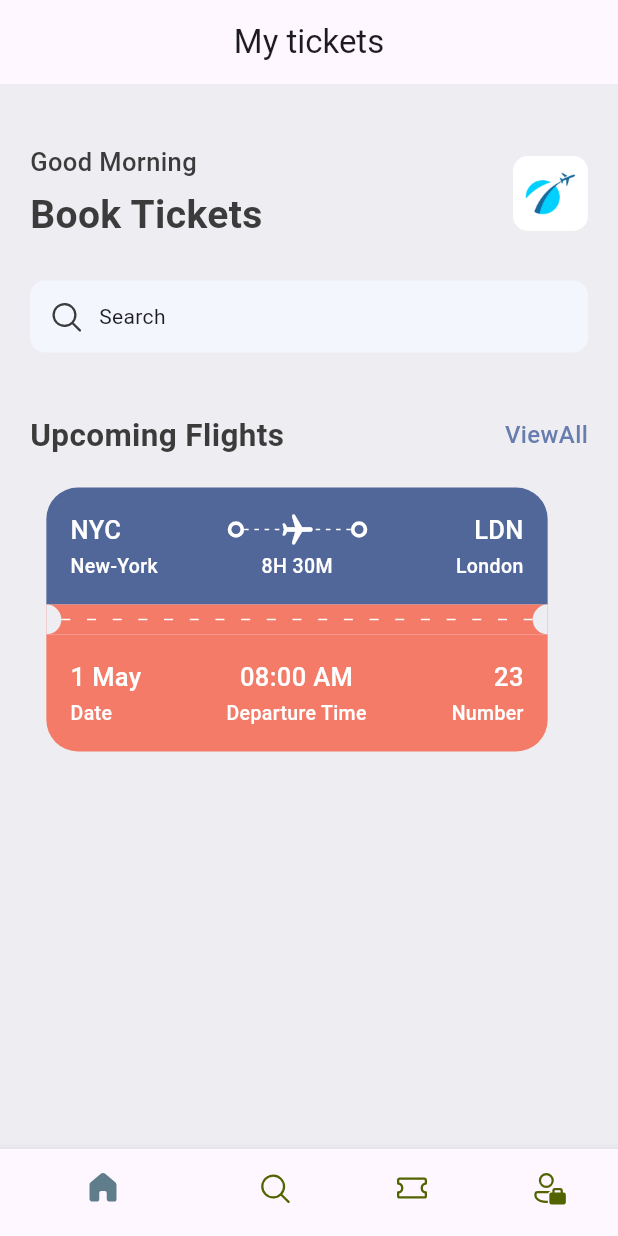
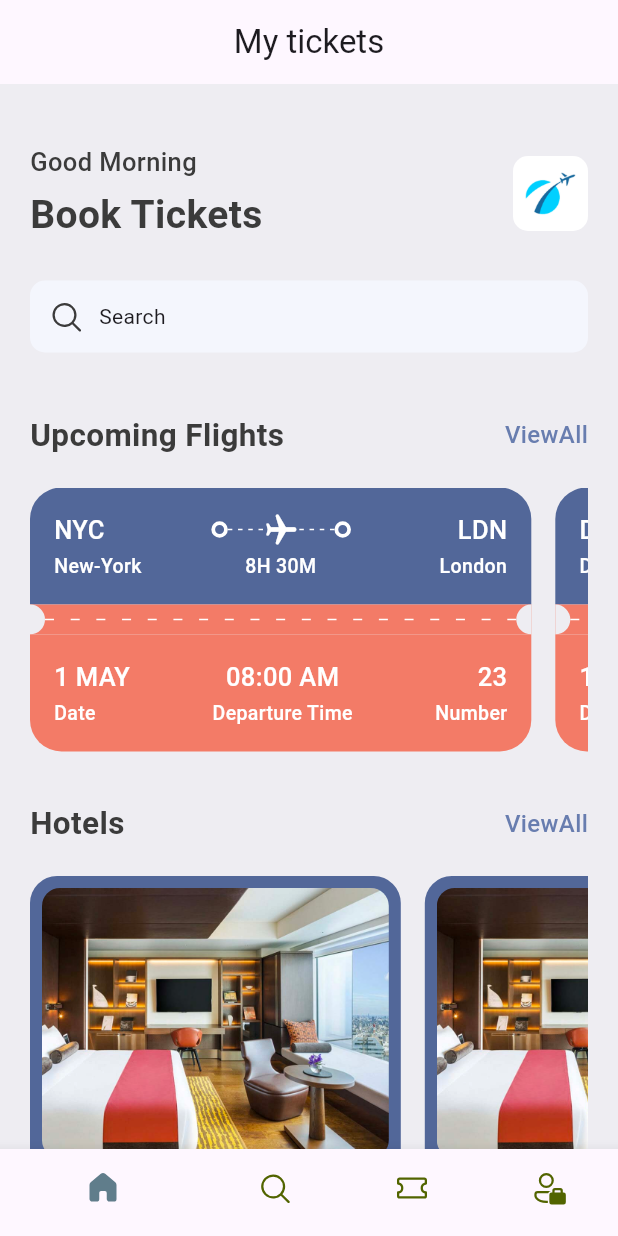
Before and after one commit to ChamikaGit/ticket-app-flutter, a Flutter app: the screen it shows after launch, on a phone screen of 412 x 824 dp. Run offline on Flutter 3.47's test engine with Material 3 defaults, Android fonts, the phone set to English and light mode, and no system bars; our stand-ins replace fluentui_icons.

Commit message:
home page hotel data added with UI

```diff
--- a/lib/base/res/media.dart
+++ b/lib/base/res/media.dart
@@ -1,5 +1,6 @@
-class AppMedia{
+class AppMedia {
   //const means in runtime it's not change and static means without class instance we can access the variable
-  static const _baseImage = "assets/images";
-  static const logo = "$_baseImage/logo.png";
+  static const _baseImage = 'assets/images';
+  static const logo = '$_baseImage/logo.png';
+  static const hotelRoom = '$_baseImage/hotel_room.png';
 }
--- a/lib/base/res/styles/app_styles.dart
+++ b/lib/base/res/styles/app_styles.dart
@@ -9,6 +9,7 @@ class AppStyles {
 
   static Color ticketOrange = const Color(0xfff37b67);
   static Color ticketBlue = const Color(0xFF526799);
+  static Color kakiColor = const Color(0xFFd2bdb6);
 
   static TextStyle textStyle =
   TextStyle(fontSize: 16, fontWeight: FontWeight.w500, color: textColor);//default textstyle
--- /dev/null
+++ b/lib/base/utils/app_json.dart
@@ -0,0 +1,108 @@
+List<Map<String, dynamic>> ticketList = [
+  {
+    'from': {
+      'code':"NYC",
+      'name':"New-York"
+    },
+    'to': {
+      'code':"LDN",
+      'name':"London"
+    },
+    'flying_time': '8H 30M',
+    'date': "1 MAY",
+    'departure_time':"08:00 AM",
+    "number":23
+  },
+  {
+    'from': {
+      'code':"DK",
+      'name':"Dhaka"
+    },
+    'to': {
+      'code':"SH",
+      'name':"Shanghai"
+    },
+    'flying_time': '4H 20M',
+    'date': "10 MAY",
+    'departure_time':"09:00 AM",
+    "number":45
+  },
+  {
+    'from': {
+      'code':"DK",
+      'name':"Dhaka"
+    },
+    'to': {
+      'code':"SH",
+      'name':"Shanghai"
+    },
+    'flying_time': '4H 20M',
+    'date': "10 MAY",
+    'departure_time':"09:00 AM",
+    "number":45
+  },
+  {
+    'from': {
+      'code':"DK",
+      'name':"Dhaka"
+    },
+    'to': {
+      'code':"SH",
+      'name':"Shanghai"
+    },
+    'flying_time': '4H 20M',
+    'date': "10 MAY",
+    'departure_time':"09:00 AM",
+    "number":45
+  },
+  {
+    'from': {
+      'code':"DK",
+      'name':"Dhaka"
+    },
+    'to': {
+      'code':"SH",
+      'name':"Shanghai"
+    },
+    'flying_time': '4H 20M',
+    'date': "10 MAY",
+    'departure_time':"09:00 AM",
+    "number":45
+  },
+  {
+    'from': {
+      'code':"DK",
+      'name':"Dhaka"
+    },
+    'to': {
+      'code':"SH",
+      'name':"Shanghai"
+    },
+    'flying_time': '4H 20M',
+    'date': "10 MAY",
+    'departure_time':"09:00 AM",
+    "number":45
+  },
+];
+
+
+List<Map<String, dynamic>> hotelList = [
+  {
+    'image': 'one.png',
+    'place': 'Open Space',
+    'destination': 'London',
+    'price': 25
+  },
+  {
+    'image': 'two.png',
+    'place': 'Global Will',
+    'destination': 'London',
+    'price': 40
+  },
+  {
+    'image': 'three.png',
+    'place': 'Tallest Building',
+    'destination': 'Dubai',
+    'price': 68
+  },
+];
--- a/lib/base/widgets/app_double_text.dart
+++ b/lib/base/widgets/app_double_text.dart
@@ -4,9 +4,10 @@ import 'package:flutter/material.dart';
 import '../res/styles/app_styles.dart';
 
 class AppDoubleText extends StatelessWidget {
-  const AppDoubleText({super.key, required this.bigText, required this.smallText});
+  const AppDoubleText({super.key, required this.bigText, required this.smallText, this.onTap});
   final String bigText;
   final String smallText;
+  final VoidCallback? onTap;
 
   @override
   Widget build(BuildContext context) {
@@ -14,9 +15,7 @@ class AppDoubleText extends StatelessWidget {
       mainAxisAlignment: MainAxisAlignment.spaceBetween,
       children: [
         Text(bigText, style: AppStyles.headLineStyle2),
-        InkWell(onTap: (){
-
-        },
+        InkWell(onTap: onTap,
         child: Text(smallText, style: AppStyles.textStyle.copyWith(
           color: AppStyles.primaryColor
         )))
--- a/lib/base/widgets/ticket_view.dart
+++ b/lib/base/widgets/ticket_view.dart
@@ -9,7 +9,10 @@ import 'big_circle.dart';
 import 'big_dot.dart';
 
 class TicketView extends StatelessWidget {
-  const TicketView({super.key});
+  final Map<String, dynamic> ticket;
+  final bool wholeScreen;
+
+  const TicketView({super.key, required this.ticket, this.wholeScreen = false});
 
   @override
   Widget build(BuildContext context) {
@@ -22,7 +25,7 @@ class TicketView extends StatelessWidget {
       width: size.width * 0.85,
       height: 189,
       child: Container(
-        margin: const EdgeInsets.only(right: 16),
+        margin: EdgeInsets.only(right: wholeScreen == true ? 0 : 16),
         child: Column(
           children: [
             //blue part of the ticket
@@ -39,7 +42,7 @@ class TicketView extends StatelessWidget {
                   Row(
                     // mainAxisAlignment: MainAxisAlignment.spaceBetween,
                     children: [
-                      const TextStyleThird(text: "NYC"),
+                      TextStyleThird(text: ticket["from"]["code"]),
                       Expanded(child: Container()),
                       //this widget used for moving items in evenly spacing
                       const BigDot(),
@@ -63,7 +66,7 @@ class TicketView extends StatelessWidget {
                       )),
                       const BigDot(),
                       Expanded(child: Container()),
-                      const TextStyleThird(text: "LDN")
+                      TextStyleThird(text: ticket["to"]["code"])
                     ],
                   ),
                   const SizedBox(height: 3),
@@ -71,15 +74,16 @@ class TicketView extends StatelessWidget {
                   Row(
                     // mainAxisAlignment: MainAxisAlignment.spaceBetween,
                     children: [
-                      const SizedBox(
-                          width: 100, child: TextStyleFourth(text: "New-York")),
+                      SizedBox(
+                          width: 100,
+                          child: TextStyleFourth(text: ticket["from"]["name"])),
                       Expanded(child: Container()),
-                      const TextStyleFourth(text: "8H 30M"),
+                      TextStyleFourth(text: ticket["flying_time"]),
                       Expanded(child: Container()),
-                      const SizedBox(
+                      SizedBox(
                           width: 100,
                           child: TextStyleFourth(
-                            text: "London",
+                            text: ticket["to"]["name"],
                             align: TextAlign.end,
                           ))
                     ],
@@ -108,20 +112,20 @@ class TicketView extends StatelessWidget {
                   borderRadius: const BorderRadius.only(
                       bottomLeft: Radius.circular(21),
                       bottomRight: Radius.circular(21))),
-              child: const Row(
+              child: Row(
                 mainAxisAlignment: MainAxisAlignment.spaceBetween,
                 children: [
                   AppColumnTextLayout(
-                      topText: "1 May",
+                      topText: ticket["date"],
                       bottomText: "Date",
                       alignment: CrossAxisAlignment.start),
                   AppColumnTextLayout(
-                    topText: "08:00 AM",
+                    topText: ticket["departure_time"],
                     bottomText: "Departure Time",
                     alignment: CrossAxisAlignment.center,
                   ),
                   AppColumnTextLayout(
-                    topText: "23",
+                    topText: ticket["number"].toString(),
                     bottomText: "Number",
                     alignment: CrossAxisAlignment.end,
                   ),
--- a/lib/main.dart
+++ b/lib/main.dart
@@ -1,27 +1,31 @@
 import 'package:flutter/material.dart';
 import 'package:ticket_app/base/bottom_nav_bar.dart';
+import 'package:ticket_app/routes/app_routes.dart';
+import 'package:ticket_app/screens/view_all_tickets.dart';
 
 void main() {
   runApp(const MyAppTest());
   var test = TestClass(x: 3, y: 4);
   print(test.y);
 
-  var testNew = test.copWith(x:20); // without adding y we can get the before defined y value
+  var testNew = test.copWith(
+      x: 20); // without adding y we can get the before defined y value
   print(testNew.x);
   print(testNew.y);
 }
 
 //added this testClass for test the copywith function and sample constructor work demonstration
 
-class TestClass{
+class TestClass {
   int x;
   int y;
 
   TestClass({required this.x, required this.y});
 
-  TestClass copWith({int? x,int? y}){ //nullable prams need to add { } too - optional
-    return TestClass(x:x??this.x, y: y??this.y);
-    return TestClass(x:x!, y: y!);
+  TestClass copWith({int? x, int? y}) {
+    //nullable prams need to add { } too - optional
+    return TestClass(x: x ?? this.x, y: y ?? this.y);
+    return TestClass(x: x!, y: y!);
   }
 }
 
@@ -31,9 +35,18 @@ class MyAppTest extends StatelessWidget {
 
   @override
   Widget build(BuildContext context) {
-    return const MaterialApp(
-        debugShowCheckedModeBanner: false,
-        home: BottomNavBar()
+    return MaterialApp(
+      debugShowCheckedModeBanner: false,
+      // home: const BottomNavBar(),
+      routes: {
+        AppRoutes.home:(context){ // here "/" means home so if we use "/" don't need to mentioned the home in material app
+          return const BottomNavBar();
+        },
+        AppRoutes.allTickets: (context) {
+          //we can precache the data here before load the screen
+          return const ViewAllTickets();
+        },
+      },
     );
   }
 }
--- /dev/null
+++ b/lib/routes/app_routes.dart
@@ -0,0 +1,15 @@
+import 'package:flutter/cupertino.dart';
+
+class AppRoutes {
+  // Define all route names as static constants
+  static const String home = "/";
+  static const String allTickets = "/all_tickets";
+
+  // // Method to generate routes
+  // static Map<String, WidgetBuilder> getRoutes() {
+  //   return {
+  //     home: (context) => const BottomNavBar(),
+  //     allTickets: (context) => const ViewAllTickets(),
+  //   };
+  // }
+}
--- a/lib/screens/home_screen.dart
+++ b/lib/screens/home_screen.dart
@@ -2,9 +2,12 @@ import 'package:fluentui_icons/fluentui_icons.dart';
 import 'package:flutter/material.dart';
 import 'package:ticket_app/base/widgets/app_double_text.dart';
 import 'package:ticket_app/base/widgets/ticket_view.dart';
+import 'package:ticket_app/screens/widgets/hotel.dart';
 
 import '../base/res/media.dart';
 import '../base/res/styles/app_styles.dart';
+import '../base/utils/app_json.dart';
+import '../routes/app_routes.dart';
 
 class HomeScreen extends StatelessWidget {
   const HomeScreen({super.key});
@@ -15,10 +18,11 @@ class HomeScreen extends StatelessWidget {
         backgroundColor: AppStyles.bgColor,
         body: ListView(
           children: [
-            const SizedBox(height:40),
+            const SizedBox(height: 40),
             Container(
               padding: const EdgeInsets.symmetric(horizontal: 20),
               child: Column(
+                crossAxisAlignment: CrossAxisAlignment.start,
                 children: [
                   Row(
                     mainAxisAlignment: MainAxisAlignment.spaceBetween,
@@ -43,27 +47,64 @@ class HomeScreen extends StatelessWidget {
                   ),
                   const SizedBox(height: 25),
                   Container(
-                    padding: const EdgeInsets.symmetric(horizontal: 12,vertical: 12), // this used for padding
+                    padding: const EdgeInsets.symmetric(
+                        horizontal: 12, vertical: 12), // this used for padding
                     decoration: BoxDecoration(
-                      borderRadius: BorderRadius.circular(10),
-                      color: const Color(0xFFF4F6FD)
-                    ),
+                        borderRadius: BorderRadius.circular(10),
+                        color: const Color(0xFFF4F6FD)),
                     child: const Row(
                       children: [
-                        Icon(FluentSystemIcons.ic_fluent_search_regular,color: Color(0xFF3b3b3b)),
+                        Icon(FluentSystemIcons.ic_fluent_search_regular,
+                            color: Color(0xFF3b3b3b)),
                         SizedBox(width: 10),
-                        Text("Search")],
+                        Text("Search")
+                      ],
                     ),
                   ),
-                  const SizedBox(height:40),
-                  const AppDoubleText(bigText: "Upcoming Flights", smallText: "ViewAll"),
-                  const SizedBox(height:20),
-                  const TicketView()
-
+                  const SizedBox(height: 40),
+                  AppDoubleText(
+                    bigText: "Upcoming Flights",
+                    smallText: "ViewAll",
+                    onTap: () {
+                      // Navigator.push(
+                      //   context,
+                      //   MaterialPageRoute(builder: (context) => const ViewAllTickets()),
+                      // );
+                      Navigator.pushNamed(context, AppRoutes.allTickets);
+                    },
+                  ),
+                  const SizedBox(height: 20),
+                  SingleChildScrollView(
+                      scrollDirection: Axis.horizontal,
+                      child: Row(
+                        children: ticketList.take(2).map((singleTicket) {
+                          return TicketView(ticket: singleTicket);
+                        }).toList(),
+                      )),
+                  const SizedBox(height: 20),
+                  AppDoubleText(
+                    bigText: "Hotels",
+                    smallText: "ViewAll",
+                    onTap: () {
+                      // Navigator.push(
+                      //   context,
+                      //   MaterialPageRoute(builder: (context) => const ViewAllTickets()),
+                      // );
+                      Navigator.pushNamed(context, AppRoutes.allTickets);
+                    },
+                  ),
+                  const SizedBox(height: 20),
+                  SingleChildScrollView(
+                      scrollDirection: Axis.horizontal,
+                      child: Row(
+                          children: hotelList.take(2).map((singleHotel) {
+                            return Hotel(hotel: singleHotel);
+                          }).toList()
+                      )),
+                  const SizedBox(height: 20)
                 ],
               ),
             ),
-
           ],
         ));
   }
--- /dev/null
+++ b/lib/screens/view_all_tickets.dart
@@ -0,0 +1,37 @@
+import 'package:flutter/material.dart';
+import 'package:ticket_app/base/utils/app_json.dart';
+import 'package:ticket_app/base/widgets/ticket_view.dart';
+
+import '../base/res/styles/app_styles.dart';
+
+class ViewAllTickets extends StatelessWidget {
+  const ViewAllTickets({super.key});
+
+  @override
+  Widget build(BuildContext context) {
+    return Scaffold(
+      backgroundColor: AppStyles.bgColor,
+      appBar: AppBar(
+        title: const Text("All Tickets"),
+      ),
+      body: ListView(
+        children: [
+          SingleChildScrollView(
+            child: Container(
+              margin: const EdgeInsets.only(top: 20),
+              child: Column(
+                  children: ticketList
+                      .map((singleTicket) => Container(
+                          margin: const EdgeInsets.only(bottom: 10),
+                          child: TicketView(
+                            ticket: singleTicket,
+                            wholeScreen: true,
+                          )))
+                      .toList()),
+            ),
+          ),
+        ],
+      ),
+    );
+  }
+}
--- /dev/null
+++ b/lib/screens/widgets/hotel.dart
@@ -0,0 +1,58 @@
+import 'package:flutter/material.dart';
+import 'package:ticket_app/base/res/styles/app_styles.dart';
+
+import '../../base/res/media.dart';
+
+class Hotel extends StatelessWidget {
+  const Hotel({super.key, required this.hotel});
+
+  final Map<String, dynamic> hotel;
+
+  @override
+  Widget build(BuildContext context) {
+    final size = MediaQuery.of(context).size;
+
+    return Container(
+      margin: const EdgeInsets.only(right: 16),
+      padding: const EdgeInsets.all(8.0),
+      width: size.width * 0.6,
+      height: 350,
+      decoration: BoxDecoration(
+          color: AppStyles.ticketBlue, borderRadius: BorderRadius.circular(18)),
+      child: Column(
+        crossAxisAlignment: CrossAxisAlignment.start,
+        //in column crossAxis means horizontal alignment
+        children: [
+          Container(
+            height: 180,
+            decoration: BoxDecoration(
+                color: AppStyles.ticketBlue,
+                borderRadius: BorderRadius.circular(12),
+                image: const DecorationImage(
+                    fit: BoxFit.cover, image: AssetImage(AppMedia.hotelRoom))),
+          ),
+          const SizedBox(height: 15),
+          Padding(
+            padding: const EdgeInsets.only(left: 15),
+            child: Text(hotel["place"],
+                style: AppStyles.headLineStyle1
+                    .copyWith(color: AppStyles.kakiColor)),
+          ),
+          const SizedBox(height: 5),
+          Padding(
+            padding: const EdgeInsets.only(left: 15),
+            child: Text(hotel["destination"],
+                style: AppStyles.headLineStyle3.copyWith(color: Colors.white)),
+          ),
+          const SizedBox(height: 5),
+          Padding(
+            padding: const EdgeInsets.only(left: 15),
+            child: Text("\$${hotel["price"]}/night",
+                style: AppStyles.headLineStyle1
+                    .copyWith(color: AppStyles.kakiColor)),
+          )
+        ],
+      ),
+    );
+  }
+}
--- a/pubspec.yaml
+++ b/pubspec.yaml
@@ -62,6 +62,7 @@ flutter:
   # To add assets to your application, add an assets section, like this:
   assets:
     - assets/images/logo.png
+    - assets/images/hotel_room.png
 
   # An image asset can refer to one or more resolution-specific "variants", see
   # https://flutter.dev/to/resolution-aware-images
```
